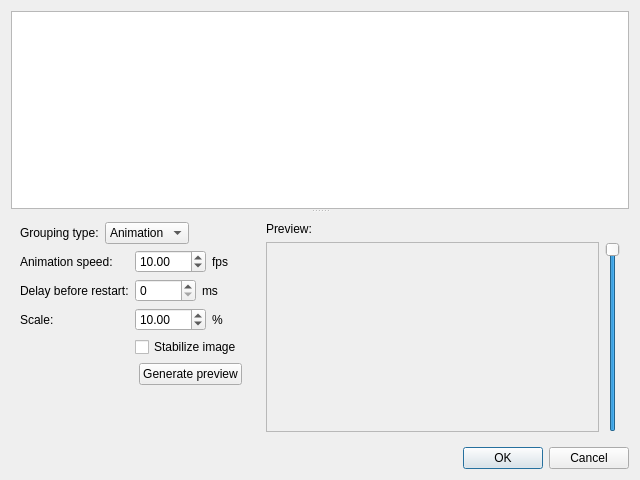
This is src/gui/desktop/ui/photos_grouping_dialog.ui in Kicer86/photobroom as Qt 5 draws it before an edit. The edited form follows.
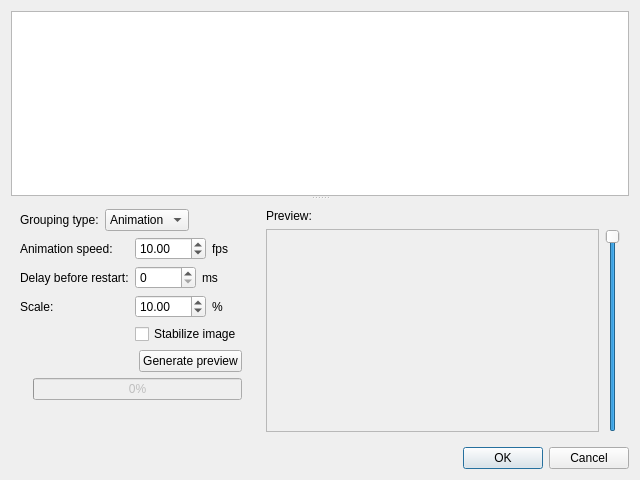
This is the edited form.

Commit message: PhotosGroupingDialog: reorganizing gui - moving progress bar to left panel

What changed in the file:
```diff
--- a/src/gui/desktop/ui/photos_grouping_dialog.ui
+++ b/src/gui/desktop/ui/photos_grouping_dialog.ui
@@ -30,7 +30,7 @@
            <verstretch>0</verstretch>
           </sizepolicy>
          </property>
-         <layout class="QVBoxLayout" name="horizontalLayout" stretch="0,0,0,255">
+         <layout class="QVBoxLayout" name="horizontalLayout" stretch="0,0,0,0,255">
           <item>
            <layout class="QHBoxLayout" name="horizontalLayout_4">
             <item>
@@ -195,24 +195,45 @@
            </widget>
           </item>
           <item>
-           <layout class="QHBoxLayout" name="horizontalLayout_5">
-            <item>
-             <spacer name="horizontalSpacer_3">
-              <property name="orientation">
-               <enum>Qt::Horizontal</enum>
-              </property>
-              <property name="sizeHint" stdset="0">
-               <size>
-                <width>40</width>
-                <height>20</height>
-               </size>
-              </property>
-             </spacer>
-            </item>
-            <item>
+           <layout class="QGridLayout" name="gridLayout_2">
+            <item row="0" column="1">
              <widget class="QPushButton" name="applyButton">
               <property name="text">
                <string>Generate preview</string>
+              </property>
+             </widget>
+            </item>
+            <item row="0" column="0">
+             <spacer name="horizontalSpacer_2">
+              <property name="orientation">
+               <enum>Qt::Horizontal</enum>
+              </property>
+              <property name="sizeHint" stdset="0">
+               <size>
+                <width>40</width>
+                <height>20</height>
+               </size>
+              </property>
+             </spacer>
+            </item>
+           </layout>
+          </item>
+          <item>
+           <layout class="QHBoxLayout" name="horizontalLayout_5">
+            <item>
+             <widget class="QLabel" name="operationName">
+              <property name="text">
+               <string/>
+              </property>
+             </widget>
+            </item>
+            <item>
+             <widget class="QProgressBar" name="generationProgressBar">
+              <property name="enabled">
+               <bool>false</bool>
+              </property>
+              <property name="value">
+               <number>0</number>
               </property>
              </widget>
             </item>
```
The commit also changes 2 other files.
